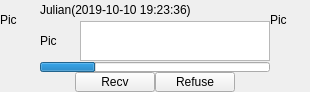
Qt form ChatRoom/FileMessage.ui (julian-zhuang/DevelopmentToolBox) before a commit.
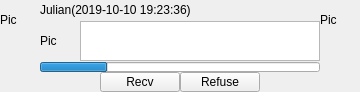
The same form after that commit.

```diff
--- a/ChatRoom/FileMessage.ui
+++ b/ChatRoom/FileMessage.ui
@@ -6,7 +6,7 @@
    <rect>
     <x>0</x>
     <y>0</y>
-    <width>310</width>
+    <width>360</width>
     <height>92</height>
    </rect>
   </property>
```
